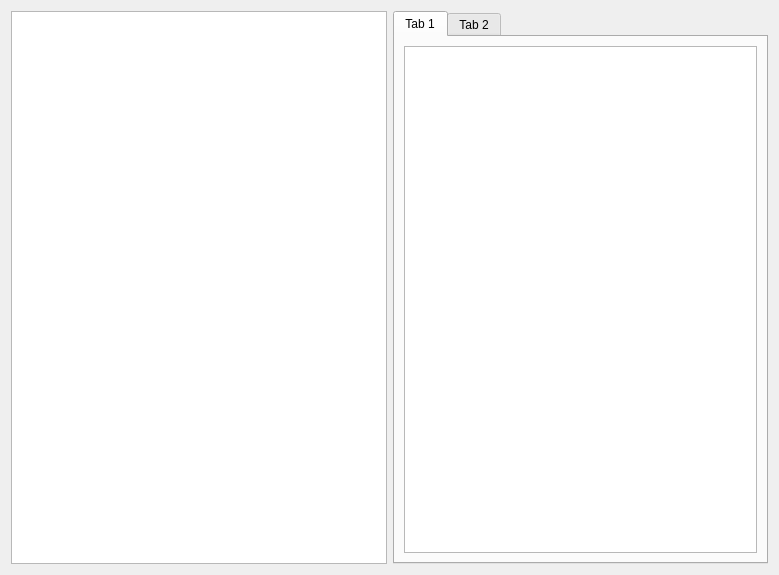
This is ui/ui/nomogramms_viewer.ui in Ivanestver/NomogrammsCalculator as Qt 5 draws it before an edit. The edited form follows.
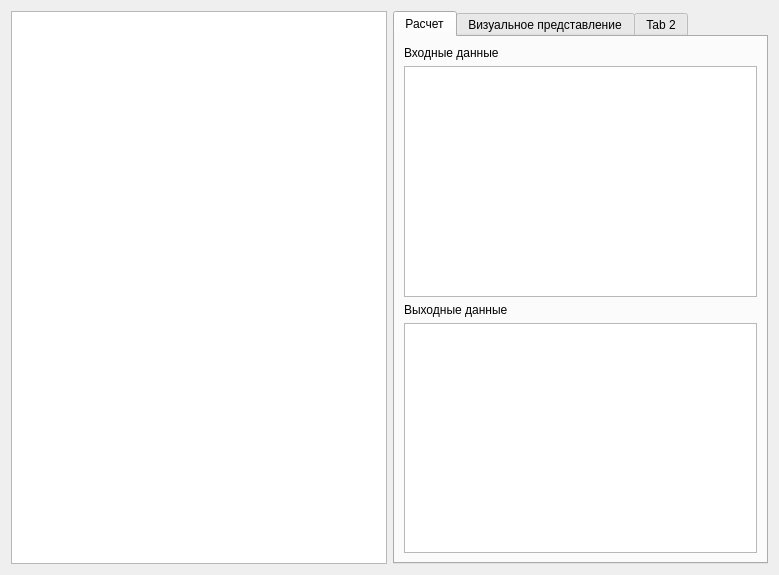
This is the edited form.

The edit to the form file:
```diff
--- a/ui/ui/nomogramms_viewer.ui
+++ b/ui/ui/nomogramms_viewer.ui
@@ -26,9 +26,36 @@
      <property name="currentIndex">
       <number>0</number>
      </property>
+     <widget class="QWidget" name="inputTab">
+      <attribute name="title">
+       <string>Расчет</string>
+      </attribute>
+      <layout class="QVBoxLayout" name="verticalLayout_2">
+       <item>
+        <widget class="QLabel" name="label_3">
+         <property name="text">
+          <string>Входные данные</string>
+         </property>
+        </widget>
+       </item>
+       <item>
+        <widget class="QTableWidget" name="inputTable"/>
+       </item>
+       <item>
+        <widget class="QLabel" name="label_4">
+         <property name="text">
+          <string>Выходные данные</string>
+         </property>
+        </widget>
+       </item>
+       <item>
+        <widget class="QTableWidget" name="outputTable"/>
+       </item>
+      </layout>
+     </widget>
      <widget class="QWidget" name="graphicsTab">
       <attribute name="title">
-       <string>Tab 1</string>
+       <string>Визуальное представление</string>
       </attribute>
       <layout class="QVBoxLayout" name="verticalLayout">
        <item>
```
